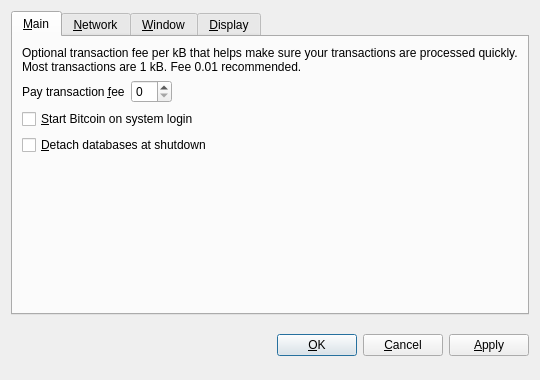
luketherock868/shminguscoin, file src/qt/forms/optionsdialog.ui: the form before one commit.
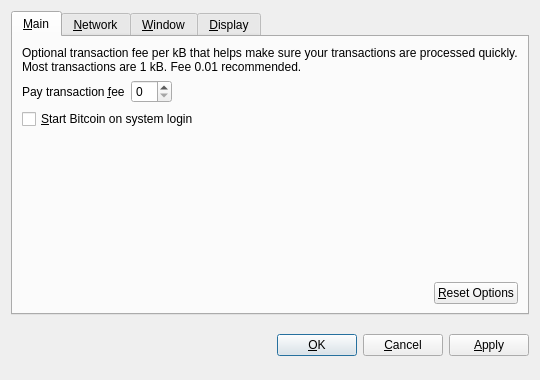
The form after the commit. Custom widgets are drawn as their Qt base class.

Patch:
```diff
--- a/src/qt/forms/optionsdialog.ui
+++ b/src/qt/forms/optionsdialog.ui
@@ -86,16 +86,6 @@
          </property>
         </widget>
        </item>
-       <item>
-        <widget class="QCheckBox" name="detachDatabases">
-         <property name="toolTip">
-          <string>Detach block and address databases at shutdown. This means they can be moved to another data directory, but it slows down shutdown. The wallet is always detached.</string>
-         </property>
-         <property name="text">
-          <string>&amp;Detach databases at shutdown</string>
-         </property>
-        </widget>
-       </item>
        <item>
         <spacer name="verticalSpacer_Main">
          <property name="orientation">
@@ -109,6 +99,36 @@
          </property>
         </spacer>
        </item>
+       <item>
+        <layout class="QHBoxLayout" name="horizontalLayout_2_Main">
+         <item>
+          <spacer name="horizontalSpacer_2_Main">
+           <property name="orientation">
+            <enum>Qt::Horizontal</enum>
+           </property>
+           <property name="sizeHint" stdset="0">
+            <size>
+             <width>40</width>
+             <height>20</height>
+            </size>
+           </property>
+          </spacer>
+         </item>
+         <item>
+          <widget class="QPushButton" name="resetButton">
+           <property name="toolTip">
+            <string>Reset all client options to default.</string>
+           </property>
+           <property name="text">
+            <string>&amp;Reset Options</string>
+           </property>
+           <property name="autoDefault">
+            <bool>false</bool>
+           </property>
+          </widget>
+         </item>
+        </layout>
+       </item>
       </layout>
      </widget>
      <widget class="QWidget" name="tabNetwork">
```
Left out of the diff: 4 changed lines with no effect on the pictures.
